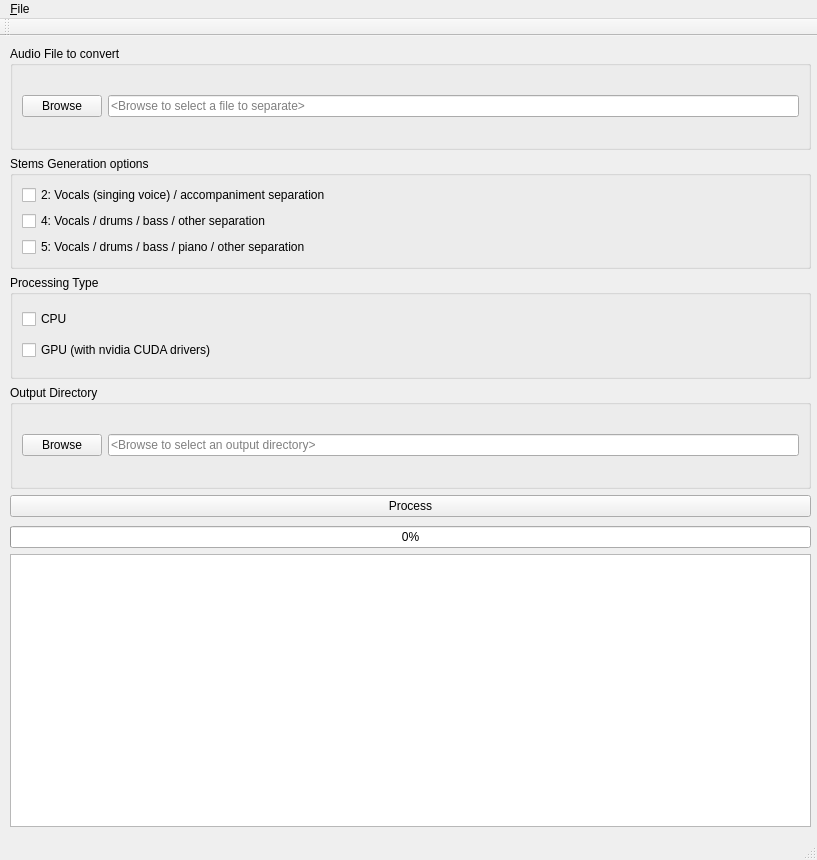
Above: vspleeter/vspleeter_mainWindow.ui from djieff/vspleeter before the change. Below: the same form after it.
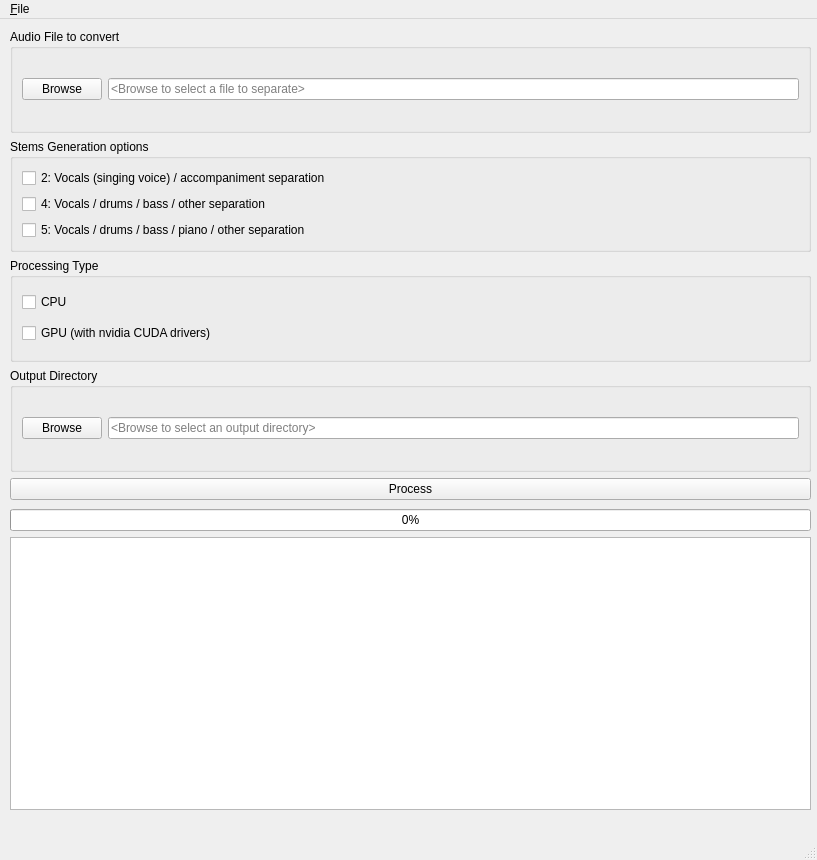
That is the form after the change. Icons and pictures are not drawn.

Commit message: removed unused toolbar

What changed in the file:
```diff
--- a/vspleeter/vspleeter_mainWindow.ui
+++ b/vspleeter/vspleeter_mainWindow.ui
@@ -202,17 +202,6 @@
    <addaction name="menu_File"/>
   </widget>
   <widget class="QStatusBar" name="statusbar"/>
-  <widget class="QToolBar" name="toolBar">
-   <property name="windowTitle">
-    <string>toolBar</string>
-   </property>
-   <attribute name="toolBarArea">
-    <enum>TopToolBarArea</enum>
-   </attribute>
-   <attribute name="toolBarBreak">
-    <bool>false</bool>
-   </attribute>
-  </widget>
   <action name="actionexit">
    <property name="text">
     <string>exit</string>
```
